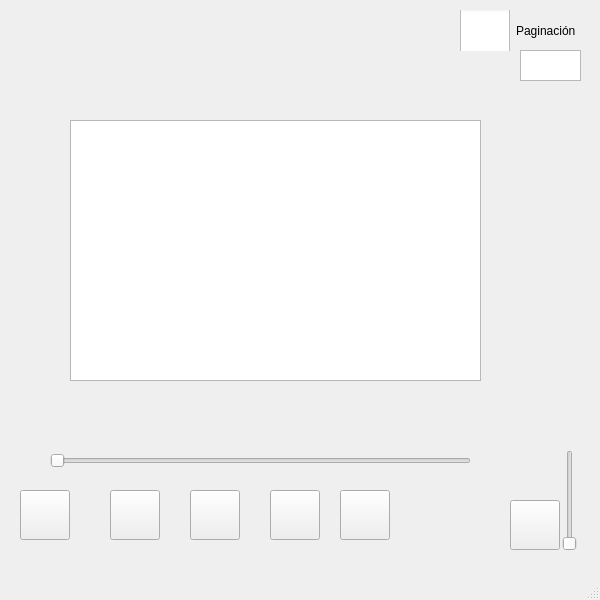
First picture: the form in server/mainwindow.ui, repository Datos-II-CE2103/Proyecto_1, before the edit.
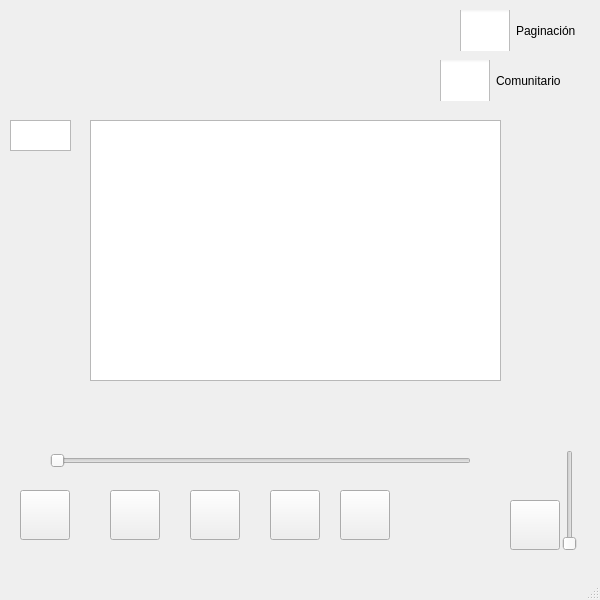
Second picture: the form after the edit. Icons and pictures are not drawn.

Diff of the .ui file:
```diff
--- a/server/mainwindow.ui
+++ b/server/mainwindow.ui
@@ -128,7 +128,7 @@
     </property>
     <property name="geometry">
      <rect>
-      <x>70</x>
+      <x>90</x>
       <y>120</y>
       <width>411</width>
       <height>261</height>
@@ -173,8 +173,8 @@
    <widget class="QTextEdit" name="memoryTxt">
     <property name="geometry">
      <rect>
-      <x>520</x>
-      <y>50</y>
+      <x>10</x>
+      <y>120</y>
       <width>61</width>
       <height>31</height>
      </rect>
@@ -222,6 +222,33 @@
      <string/>
     </property>
    </widget>
+   <widget class="QCheckBox" name="toggleComunidad">
+    <property name="geometry">
+     <rect>
+      <x>440</x>
+      <y>60</y>
+      <width>151</width>
+      <height>41</height>
+     </rect>
+    </property>
+    <property name="styleSheet">
+     <string notr="true">QCheckBox::indicator{
+	width: 50px;
+	height: 50px;
+}
+
+QCheckBox::indicator:checked{
+	image: url(&quot;../Assets/toggleON.png&quot;);
+}
+
+QCheckBox::indicator:unchecked{
+	image: url(&quot;../Assets/toggleOFF.png&quot;);
+}</string>
+    </property>
+    <property name="text">
+     <string>Comunitario</string>
+    </property>
+   </widget>
   </widget>
   <widget class="QMenuBar" name="menubar">
    <property name="geometry">
```
Left out of the diff: 5 changed lines with no effect on the pictures.
